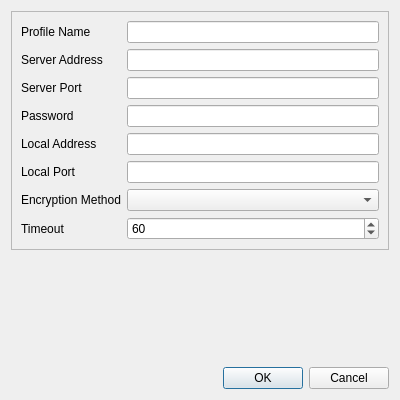
First picture: the form in src/editdialog.ui, repository shadowsocks/shadowsocks-qt5, before the edit.
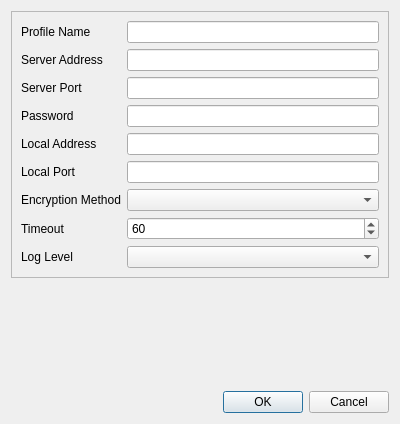
Second picture: the form after the edit.

Patch:
```diff
--- a/src/editdialog.ui
+++ b/src/editdialog.ui
@@ -7,7 +7,7 @@
     <x>0</x>
     <y>0</y>
     <width>400</width>
-    <height>400</height>
+    <height>424</height>
    </rect>
   </property>
   <property name="windowTitle">
@@ -144,6 +144,23 @@
       <item row="0" column="1">
        <widget class="QLineEdit" name="nameEdit"/>
       </item>
+      <item row="11" column="1">
+       <widget class="QComboBox" name="logLevelComboBox">
+        <property name="sizePolicy">
+         <sizepolicy hsizetype="Expanding" vsizetype="Fixed">
+          <horstretch>0</horstretch>
+          <verstretch>0</verstretch>
+         </sizepolicy>
+        </property>
+       </widget>
+      </item>
+      <item row="11" column="0">
+       <widget class="QLabel" name="logLevelLabel">
+        <property name="text">
+         <string>Log Level</string>
+        </property>
+       </widget>
+      </item>
      </layout>
     </widget>
    </item>
```
Left out of the diff: 11 changed lines with no effect on the pictures.
